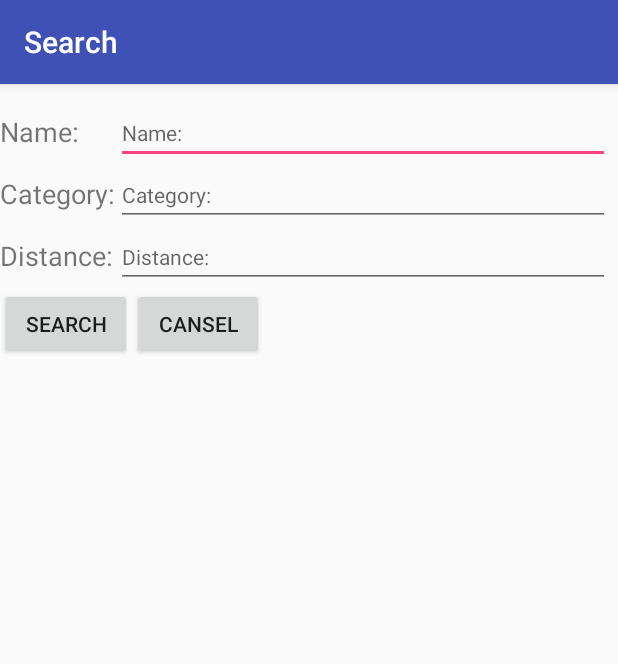
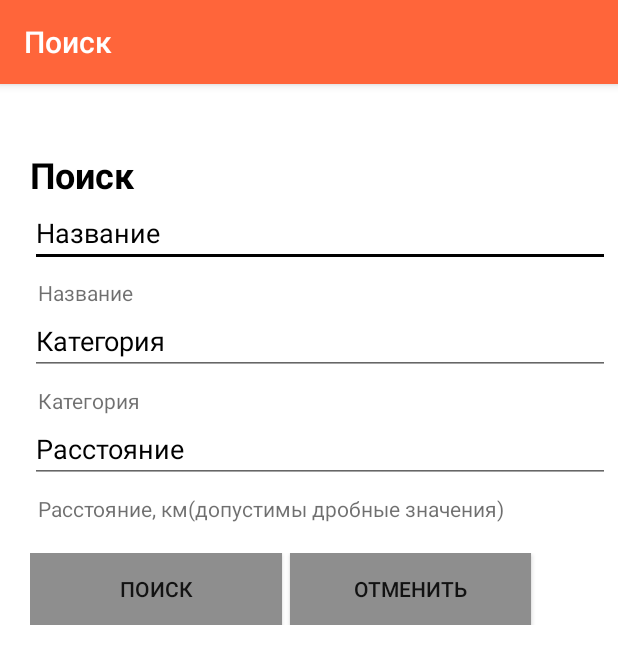
Before and after one commit to statuty/maps, an Android app: the SearchActivity screen opened directly, with no data from a screen before it, on a phone screen of 412 x 824 dp. Shown: the top 664 px of the screen. Run offline under Robolectric (Android 15) with nearby library versions, the phone set to English and light mode, and no system bars.

Commit message:
fix search page

```diff
--- a/app/src/main/res/layout/content_search_location.xml
+++ b/app/src/main/res/layout/content_search_location.xml
@@ -1,12 +1,13 @@
 <?xml version="1.0" encoding="utf-8"?>
 <RelativeLayout xmlns:android="http://schemas.android.com/apk/res/android"
+    xmlns:tools="http://schemas.android.com/tools"
     android:layout_width="match_parent"
     android:layout_height="match_parent">
 
     <LinearLayout
         android:layout_width="wrap_content"
         android:layout_height="wrap_content"
-        android:layout_marginTop="68dp"
+        android:layout_marginTop="100dp"
         android:paddingEnd="5dp"
         android:paddingRight="5dp"
         android:layout_alignParentTop="true"
@@ -14,33 +15,18 @@
         android:layout_alignParentStart="true"
         android:layout_alignParentRight="true"
         android:layout_alignParentEnd="true"
-        android:orientation="vertical">
-
-        <TableLayout
-            android:layout_width="match_parent"
-            android:layout_height="match_parent"
-            android:layout_weight="1"
-            android:baselineAligned="false"
-            android:stretchColumns="1"
-            android:shrinkColumns="0">
-
-            <TableRow
-                android:layout_width="wrap_content"
-                android:layout_height="match_parent"
-                android:layout_weight="1">
+        android:orientation="vertical"
+        android:paddingLeft="20dp">
 
         <TextView
-                    android:id="@+id/textView"
-                    android:layout_width="wrap_content"
-                    android:layout_height="match_parent"
-                    android:layout_alignParentTop="true"
-                    android:labelFor="@+id/name"
-                    android:text="@string/loc_name"
-                    android:textSize="18sp"
-                    android:layout_column="0"
-                    android:layout_alignParentStart="true"
-                    android:layout_alignParentLeft="true"
-                    android:paddingTop="7dp" />
+            android:text="@string/search"
+            android:layout_width="match_parent"
+            android:layout_height="wrap_content"
+            android:id="@+id/textView3"
+            android:layout_weight="1"
+            android:textSize="24sp"
+            android:textColor="@android:color/black"
+            android:textStyle="normal|bold" />
 
         <EditText
             android:id="@+id/name"
@@ -51,14 +37,37 @@
             android:layout_below="@+id/textView"
             android:inputType="text"
             android:hint="@string/loc_name"
+            android:textSize="18sp"
+            android:layout_column="1"
+            android:layout_weight="1"
+            android:textColorHighlight="@android:color/black"
+            android:textColorHint="@android:color/black" />
+
+        <TextView
+            android:id="@+id/textView"
+            android:layout_width="match_parent"
+            android:layout_height="match_parent"
+            android:layout_alignParentTop="true"
+            android:labelFor="@+id/name"
+            android:text="@string/loc_name"
             android:textSize="14sp"
+            android:layout_column="0"
+            android:layout_alignParentStart="true"
+            android:layout_alignParentLeft="true"
+            android:paddingTop="7dp"
+            android:layout_weight="1"
+            android:textColor="@color/common_google_signin_btn_text_light_default"
+            android:paddingLeft="5dp" />
+
+        <EditText
+            android:layout_width="match_parent"
+            android:layout_height="wrap_content"
+            android:hint="@string/marker_category"
+            android:id="@+id/category"
+            android:textSize="18sp"
+            android:inputType="text"
             android:layout_column="1"
-                    android:layout_weight="3.06" />
-            </TableRow>
-
-            <TableRow
-                android:layout_width="match_parent"
-                android:layout_height="match_parent">
+            android:textColorHint="@android:color/black" />
 
         <TextView
             android:text="@string/marker_category"
@@ -68,37 +77,12 @@
             android:labelFor="@+id/category"
             android:layout_alignParentLeft="true"
             android:layout_alignParentStart="true"
-                    android:textSize="18sp"
-                    android:layout_weight="1.01"
+            android:textSize="14sp"
+            android:layout_weight="1"
             android:layout_column="0"
-                    android:paddingTop="7dp" />
-
-                <EditText
-                    android:layout_width="wrap_content"
-                    android:layout_height="match_parent"
-                    android:hint="@string/marker_category"
-                    android:id="@+id/category"
-                    android:textSize="14sp"
-                    android:inputType="text"
-                    android:layout_column="1" />
-            </TableRow>
-
-            <TableRow
-                android:layout_width="match_parent"
-                android:layout_height="match_parent">
-
-                <TextView
-                    android:id="@+id/textView2"
-                    android:layout_width="wrap_content"
-                    android:layout_height="match_parent"
-                    android:layout_alignParentLeft="true"
-                    android:layout_alignParentStart="true"
-                    android:layout_below="@+id/textView"
-                    android:labelFor="@+id/dist"
-                    android:text="@string/loc_dist"
-                    android:textSize="18sp"
-                    android:layout_column="0"
-                    android:paddingTop="7dp" />
+            android:paddingTop="7dp"
+            android:textColor="@color/common_google_signin_btn_text_light_default"
+            android:paddingLeft="5dp" />
 
         <EditText
             android:id="@+id/dist"
@@ -106,32 +90,55 @@
             android:layout_height="match_parent"
             android:layout_below="@+id/textView2"
             android:inputType="numberDecimal|number"
-                    android:hint="@string/loc_dist"
+            android:hint="@string/loc_dist1"
+            android:textSize="18sp"
+            android:layout_column="1"
+            android:layout_weight="1"
+            android:textColor="@android:color/black"
+            android:textColorHint="@android:color/black" />
+
+        <TextView
+            android:id="@+id/textView2"
+            android:layout_width="match_parent"
+            android:layout_height="match_parent"
+            android:layout_alignParentLeft="true"
+            android:layout_alignParentStart="true"
+            android:layout_below="@+id/textView"
+            android:labelFor="@+id/dist"
+            android:text="@string/loc_dist"
             android:textSize="14sp"
-                    android:layout_column="1" />
-            </TableRow>
-
-        </TableLayout>
+            android:layout_column="0"
+            android:paddingTop="7dp"
+            android:layout_weight="1"
+            android:textColor="@color/common_google_signin_btn_text_light_default"
+            android:paddingLeft="5dp" />
 
         <LinearLayout
             android:orientation="horizontal"
-            android:layout_width="match_parent"
+            android:layout_width="353dp"
             android:layout_height="match_parent"
-            android:layout_weight="1">
+            android:weightSum="1"
+            android:layout_marginTop="20dp">
 
             <Button
                 android:id="@+id/search"
-                android:layout_width="wrap_content"
+                android:layout_width="160dp"
                 android:layout_height="wrap_content"
                 android:onClick="onSearch"
-                android:text="@string/search" />
+                android:text="@string/search"
+                android:background="@color/colorButton"
+                android:layout_weight="0.34" />
 
             <Button
-                android:layout_width="wrap_content"
+                android:layout_width="153dp"
                 android:layout_height="wrap_content"
                 android:id="@+id/cansel"
                 android:text="@string/cansel"
-                android:onClick="onCansel" />
+                android:onClick="onCansel"
+                android:background="@color/colorButton"
+                android:layout_marginLeft="5dp"
+                android:layout_weight="0.31"
+                android:layout_marginRight="10dp" />
         </LinearLayout>
 
     </LinearLayout>
--- a/app/src/main/res/layout/search_location.xml
+++ b/app/src/main/res/layout/search_location.xml
@@ -5,7 +5,8 @@
     android:layout_width="match_parent"
     android:layout_height="match_parent"
     android:fitsSystemWindows="true"
-    tools:context="co.example.yuliya.maps.SearchActivity">
+    tools:context="co.example.yuliya.maps.SearchActivity"
+    android:background="@color/colorBack">
 
     <android.support.design.widget.AppBarLayout
         android:layout_width="match_parent"
--- a/app/src/main/res/values/colors.xml
+++ b/app/src/main/res/values/colors.xml
@@ -1,6 +1,8 @@
 <?xml version="1.0" encoding="utf-8"?>
 <resources>
-    <color name="colorPrimary">#3F51B5</color>
-    <color name="colorPrimaryDark">#303F9F</color>
-    <color name="colorAccent">#FF4081</color>
+    <color name="colorPrimary">#ff653a</color>
+    <color name="colorPrimaryDark">#ff653a</color>
+    <color name="colorAccent">#000</color>
+    <color name="colorBack">#fff</color>
+    <color name="colorButton">#8e8e8e</color>
 </resources>
--- a/app/src/main/res/values/strings.xml
+++ b/app/src/main/res/values/strings.xml
@@ -1,20 +1,24 @@
 <resources>
     <string name="app_name">govitebsk</string>
     <string name="title_activity_maps">govitebsk</string>
-    <string name="title_activity_add_marker">Save marker</string>
-    <string name="title_activity_search">Search</string>
+    <string name="title_activity_add_marker">Сохранить точку</string>
+    <string name="title_activity_search">Поиск</string>
 
-    <string name="save">Save</string>
-    <string name="edit">Edit</string>
-    <string name="cansel">Cansel</string>
-    <string name="add">Add</string>
-    <string name="marker_name">Name:</string>
-    <string name="marker_category">Category:</string>
-    <string name="marker_desc">Description:</string>
-    <string name="search">Search</string>
+    <string name="save">Сохранить</string>
+    <string name="edit">Редактировать</string>
+    <string name="cansel">Отменить</string>
+    <string name="add">Добавить</string>
+    <string name="marker_name">Название</string>
+    <string name="marker_category">Категория</string>
+    <string name="marker_desc">Описание</string>
+    <string name="search">Поиск</string>
 
-    <string name="loc_name">Name:</string>
-    <string name="loc_dist">Distance:</string>
+    <string name="loc_name">Название</string>
+    <string name="loc_dist1">Расстояние</string>
+    <string name="loc_dist">Расстояние, км(допустимы дробные значения)</string>
+    <string name="loc_dot">Новая точка</string>
+    <string name="loc_dot_edit">Редактировать</string>
+    <string name="loc_dot_view">Просмотр</string>
 
     <!--    Permissions    -->
     <string name="permission_rationale_location">Access to the location service is required to demonstrate the \'my location\' feature, which shows your current location on the map.</string>
```
Also changed, not shown: app/src/main/java/co/example/yuliya/maps/AddMarkerActivity.java (+11 -0 lines), app/src/main/java/co/example/yuliya/maps/MapsActivity.java (+7 -3 lines), app/src/main/res/layout/activity_maps.xml (+10 -6 lines), app/src/main/res/layout/content_add_marker.xml (+58 -24 lines). Lines whose indentation alone changed are shown as unchanged.
